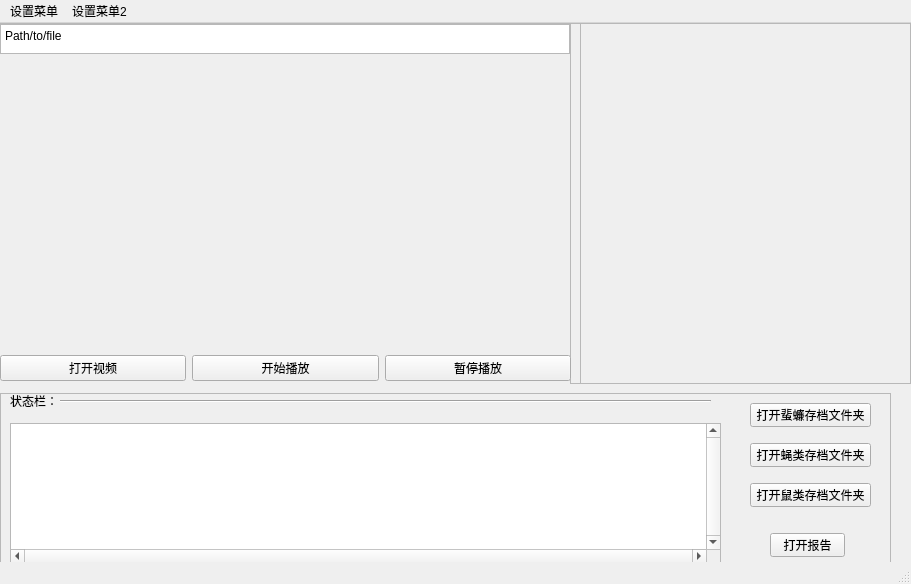
Qt form ui/tab7.ui (2950067210dqy/pyqt6_project_smart_device) before a commit.
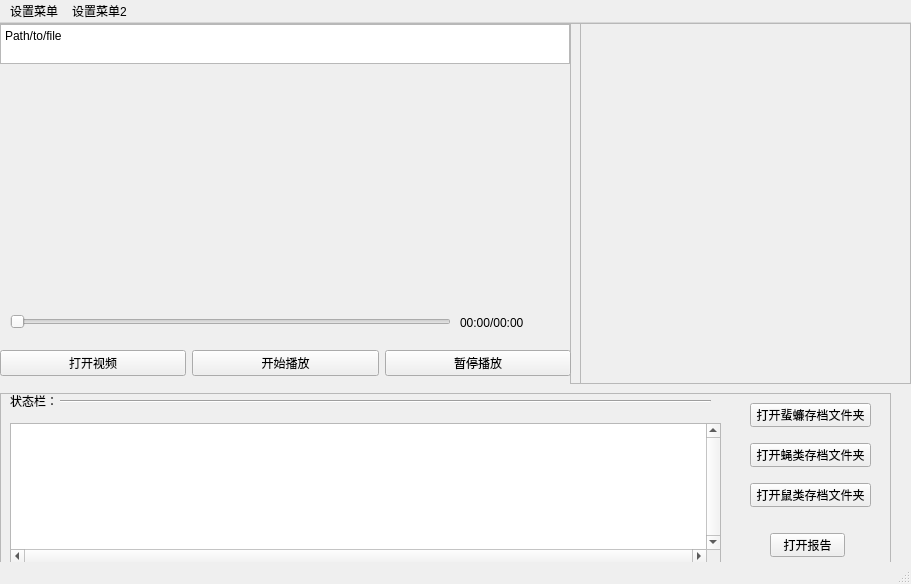
The same form after that commit.

What changed in the file:
```diff
--- a/ui/tab7.ui
+++ b/ui/tab7.ui
@@ -188,7 +188,7 @@
       <x>-1</x>
       <y>0</y>
       <width>571</width>
-      <height>31</height>
+      <height>41</height>
      </rect>
     </property>
     <layout class="QHBoxLayout" name="horizontalLayout">
@@ -206,7 +206,7 @@
           <x>0</x>
           <y>0</y>
           <width>567</width>
-          <height>27</height>
+          <height>37</height>
          </rect>
         </property>
         <widget class="QPlainTextEdit" name="plainTextEdit">
@@ -242,7 +242,7 @@
       <x>0</x>
       <y>40</y>
       <width>571</width>
-      <height>281</height>
+      <height>241</height>
      </rect>
     </property>
     <layout class="QVBoxLayout" name="video_layout"/>
@@ -251,9 +251,9 @@
     <property name="geometry">
      <rect>
       <x>0</x>
-      <y>330</y>
+      <y>320</y>
       <width>571</width>
-      <height>31</height>
+      <height>41</height>
      </rect>
     </property>
     <layout class="QHBoxLayout" name="video_btn_layout">
@@ -280,6 +280,32 @@
      </item>
     </layout>
    </widget>
+   <widget class="QSlider" name="video_slider">
+    <property name="geometry">
+     <rect>
+      <x>10</x>
+      <y>290</y>
+      <width>441</width>
+      <height>18</height>
+     </rect>
+    </property>
+    <property name="orientation">
+     <enum>Qt::Horizontal</enum>
+    </property>
+   </widget>
+   <widget class="QLabel" name="video_slider_text">
+    <property name="geometry">
+     <rect>
+      <x>460</x>
+      <y>290</y>
+      <width>111</width>
+      <height>20</height>
+     </rect>
+    </property>
+    <property name="text">
+     <string>00:00/00:00</string>
+    </property>
+   </widget>
   </widget>
   <widget class="QMenuBar" name="menubar">
    <property name="geometry">
```
